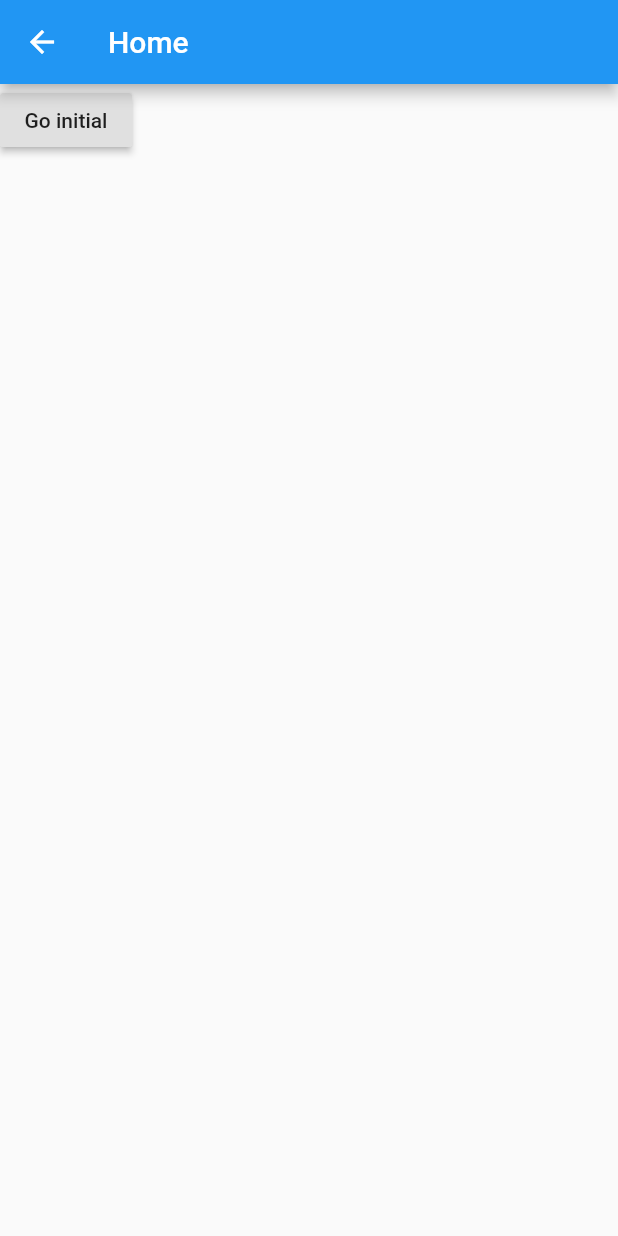
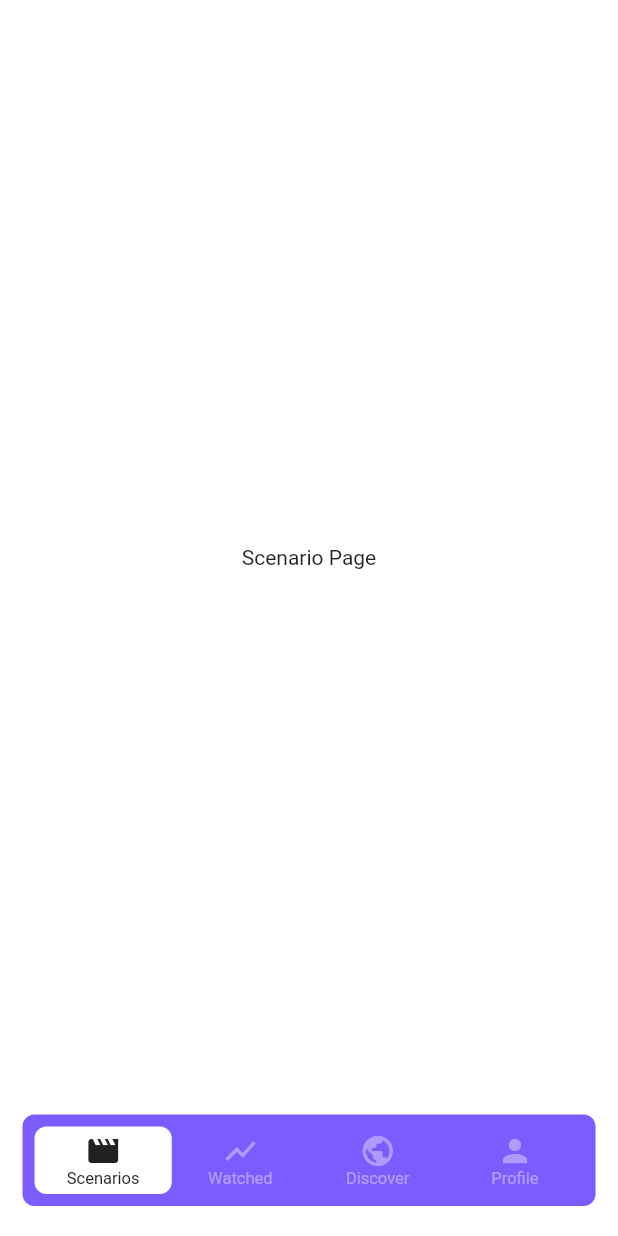
Before and after one commit to stelselim/ChangeTheScenario, a Flutter app: the Home screen opened by its route, on a phone screen of 412 x 824 dp. Run offline on Flutter 3.47's test engine with Material 2 defaults, Android fonts, the phone set to English and light mode, and no system bars; drawn by our look-alikes of floating_bottom_navigation_bar; our stand-ins replace fluttertoast.

Commit message:
Weekly List started development & Navigation properly developed

```diff
--- a/lib/navigation/route_generator.dart
+++ b/lib/navigation/route_generator.dart
@@ -1,4 +1,4 @@
-import 'package:changescenario/pages/home/home.dart';
+import 'package:changescenario/pages/home.dart';
 import 'package:changescenario/pages/login/login.dart';
 import 'package:changescenario/pages/login/resetPassword.dart';
 import 'package:changescenario/pages/login/signUp.dart';
--- /dev/null
+++ b/lib/pages/home.dart
@@ -0,0 +1,83 @@
+import 'package:changescenario/pages/discover/discover.dart';
+import 'package:changescenario/pages/profile/profile.dart';
+import 'package:changescenario/pages/scenario/senario.dart';
+import 'package:changescenario/pages/weekList/weeklyList.dart';
+import 'package:changescenario/styles/color/colors.dart';
+import 'package:changescenario/utility/setStatusBarColor.dart';
+import 'package:floating_bottom_navigation_bar/floating_bottom_navigation_bar.dart';
+import 'package:flutter/material.dart';
+import 'package:flutter/services.dart';
+
+class Home extends StatefulWidget {
+  const Home({Key key}) : super(key: key);
+
+  @override
+  _HomeState createState() => _HomeState();
+}
+
+class _HomeState extends State<Home> {
+  /// Current Body Index
+  int currentIndex = 0;
+
+  /// Body Widgets
+  List<Widget> bodyStack = [
+    ScenarioPage(),
+    WeeklyList(),
+    DiscoverPage(),
+    ProfilePage(),
+  ];
+
+  /// Bottom Navigation On Tap Function For Change Body
+  void bottomNavOnTap(int index) {
+    setState(() {
+      currentIndex = index;
+    });
+  }
+
+  @override
+  void initState() {
+    setStatusBarColorLight();
+    super.initState();
+  }
+
+  @override
+  Widget build(BuildContext context) {
+    final width = MediaQuery.of(context).size.width;
+    final height = MediaQuery.of(context).size.height;
+
+    return Scaffold(
+      backgroundColor: Colors.white,
+      body: IndexedStack(
+        index: currentIndex,
+        children: bodyStack,
+      ),
+      bottomNavigationBar: FloatingNavbar(
+        selectedBackgroundColor: Colors.white,
+        selectedItemColor: Colors.grey.shade900,
+        backgroundColor: mainSecondaryColor,
+        unselectedItemColor: Colors.white38,
+        margin: EdgeInsets.only(bottom: 20, left: 15, right: 15),
+        currentIndex: currentIndex,
+        items: [
+          FloatingNavbarItem(
+            icon: Icons.movie_creation,
+            title: 'Scenarios',
+          ),
+          FloatingNavbarItem(
+            icon: Icons.show_chart,
+            title: 'Watched',
+          ),
+          FloatingNavbarItem(
+            icon: Icons.public,
+            title: 'Discover',
+          ),
+          FloatingNavbarItem(
+            icon: Icons.person,
+            title: 'Profile',
+          ),
+        ],
+        onTap: bottomNavOnTap,
+      ),
+    );
+  }
+}
--- a/lib/pages/home/home.dart
+++ /dev/null
@@ -1,22 +0,0 @@
-import 'package:flutter/material.dart';
-
-class Home extends StatelessWidget {
-  const Home({Key key}) : super(key: key);
-
-  @override
-  Widget build(BuildContext context) {
-    return Scaffold(
-      appBar: AppBar(
-        title: Text("Home"),
-      ),
-      body: Column(
-        children: [
-          RaisedButton(
-            child: Text("Go initial"),
-            onPressed: () => Navigator.pushReplacementNamed(context, "/"),
-          ),
-        ],
-      ),
-    );
-  }
-}
--- /dev/null
+++ b/lib/pages/scenario/senario.dart
@@ -0,0 +1,14 @@
+import 'package:flutter/material.dart';
+
+class ScenarioPage extends StatelessWidget {
+  const ScenarioPage({Key key}) : super(key: key);
+
+  @override
+  Widget build(BuildContext context) {
+    return Container(
+      child: Center(
+        child: Text("Scenario Page"),
+      ),
+    );
+  }
+}
--- /dev/null
+++ b/lib/styles/color/colors.dart
@@ -0,0 +1,4 @@
+import 'package:flutter/material.dart';
+
+final mainRedColor = Colors.red.shade500;
+final mainSecondaryColor = Color.fromRGBO(125, 92, 255, 1);
--- /dev/null
+++ b/lib/utility/setStatusBarColor.dart
@@ -0,0 +1,22 @@
+import 'package:flutter/material.dart';
+import 'package:flutter/services.dart';
+
+/// Set Status Bar Color Light
+/// iOS Top Fonts Color => Black
+setStatusBarColorLight() {
+  SystemChrome.setSystemUIOverlayStyle(SystemUiOverlayStyle(
+    statusBarBrightness: Brightness.light, // Light Color Choosen
+    systemNavigationBarColor: Colors.transparent, // navigation bar color
+    statusBarColor: Colors.transparent, // status bar color
+  ));
+}
+
+/// Set Status Bar Color Dark
+/// iOS Top Fonts Color => White
+setStatusBarColorDark() {
+  SystemChrome.setSystemUIOverlayStyle(SystemUiOverlayStyle(
+    statusBarBrightness: Brightness.dark, // Light Color Choosen
+    systemNavigationBarColor: Colors.transparent, // navigation bar color
+    statusBarColor: Colors.transparent, // status bar color
+  ));
+}
```
Also changed, not shown: lib/components/weeklist/filmListTile.dart (added, +42 -0 lines), lib/constant/termsOfService.dart (added, +50 -0 lines), lib/pages/discover/discover.dart (added, +14 -0 lines), lib/pages/login/login.dart (+15 -23 lines), lib/pages/login/resetPassword.dart (+13 -9 lines), lib/pages/login/signUp.dart (+68 -73 lines), lib/pages/profile/profile.dart (added, +14 -0 lines), lib/pages/weekList/weeklyList.dart (added, +39 -0 lines), lib/styles/color/backgroundDecoration.dart (added, +10 -0 lines), pubspec.yaml (+5 -2 lines), pubspec.lock, 6 other files.
